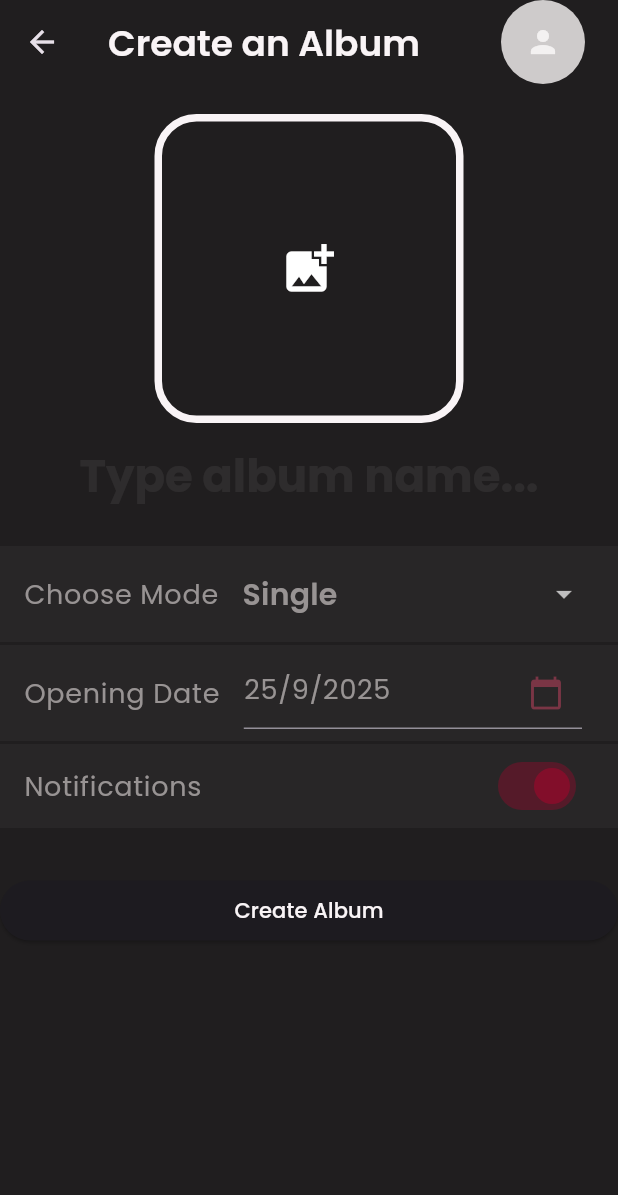
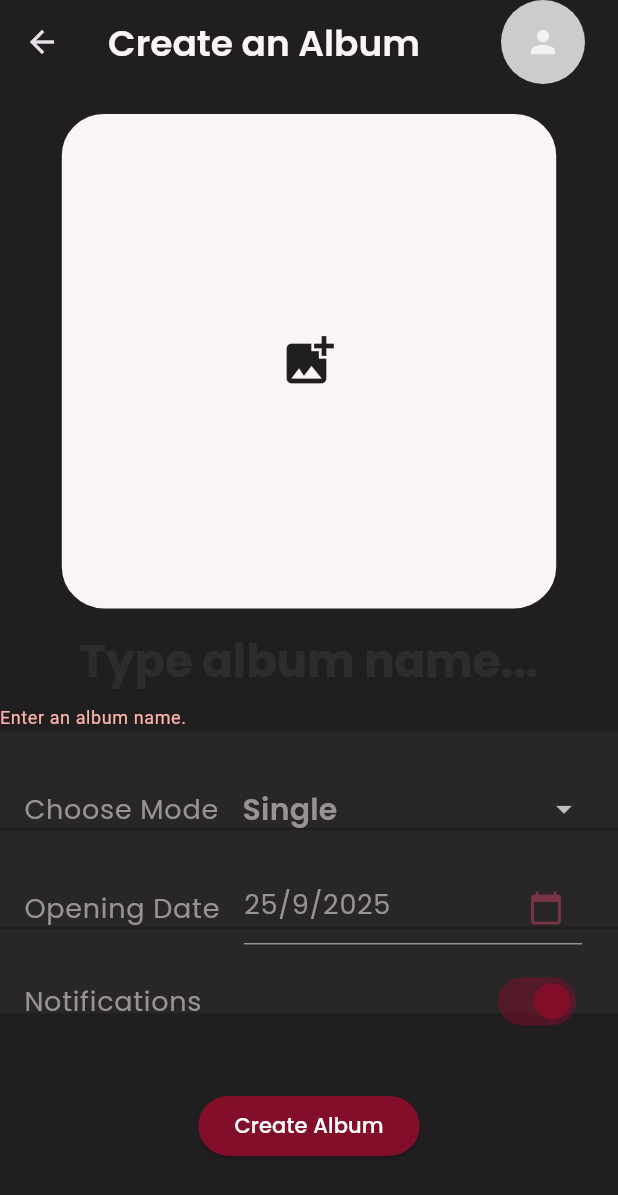
Before and after one commit to censop/back_to_us, a Flutter app: the CreateAlbumScreen screen opened by its route, after a tap on "Create Album", on a phone screen of 412 x 824 dp. Shown: the top 1195 px of the screen. Run offline on Flutter 3.47's test engine with Material 3 defaults, Android fonts, the phone set to English and light mode, and no system bars; our stand-ins replace cloud_firestore, firebase_auth, firebase_core, firebase_storage, image_picker, shared_preferences; accounts and stored records are empty.

Commit message:
create album improvements

```diff
--- a/lib/Services/firebase_service.dart
+++ b/lib/Services/firebase_service.dart
@@ -26,8 +26,9 @@ class FirebaseService {
     }
   }
 
-  static void logOut(BuildContext context) {
-    FirebaseAuth.instance.signOut();
+  static void logOut(BuildContext context) async {
+    await FirebaseAuth.instance.signOut();
+    FirebaseService.currentUser = null;
     Navigator.of(context).pushNamedAndRemoveUntil(
       Routes.welcome,
       (Route<dynamic> route) => false,
@@ -56,21 +57,4 @@ class FirebaseService {
     profilePic.value = url;
 
   }
-
-  /*static void updateProfilePictureUrl(Reference ref) async {
-    final url = await ref.getDownloadURL();
-
-    FirebaseFirestore.instance
-    .collection("users")
-    .doc(FirebaseService.currentUser!.uid)
-    .update({
-      "profilePic" : url,
-    });
-
-    await FirebaseService.getAppUser();
-
-    profilePic.value = url;
-
-    print(url);
-  } */
 }
--- /dev/null
+++ b/lib/models/album.dart
@@ -0,0 +1,61 @@
+import 'package:back_to_us/Models/album_item.dart';
+import 'package:back_to_us/Models/album_mode.dart';
+import 'package:cloud_firestore/cloud_firestore.dart';
+
+//to be improved
+
+class Album {
+  final String id;                  // Firestore doc ID
+  final String name;                // Album name
+  final AlbumMode mode;             // Single / Couple / Friends / Friends+
+  final List<String> members;       // List of UIDs who can access
+  final String coverPath;           // Storage path to cover photo
+  final DateTime openAt;            // When album unlocks
+  final bool notificationsEnabled;  // Notifications toggle
+  final List<AlbumItem> items;      // Album contents
+
+  Album({
+    required this.id,
+    required this.name,
+    required this.mode,
+    required this.members,
+    required this.coverPath,
+    required this.openAt,
+    this.notificationsEnabled = true,
+    this.items = const [],
+  });
+
+  /// Computed property → how long until it opens
+  Duration get timeUntilOpen => openAt.difference(DateTime.now());
+
+  /// Computed property → whether it is currently open
+  bool get isOpen {
+    final now = DateTime.now();
+    return now.isAfter(openAt);
+  }
+
+  factory Album.fromJson(String id, Map<String, dynamic> data, [List<AlbumItem> items = const []]) {
+    return Album(
+      id: id,
+      name: data['name'],
+      mode: AlbumMode.fromName(data['mode']),
+      members: List<String>.from(data['members']),
+      coverPath: data['coverPath'],
+      openAt: (data['openAt'] as Timestamp).toDate(),
+      notificationsEnabled: data['notificationsEnabled'] ?? true,
+      items: items,
+    );
+  }
+
+  Map<String, dynamic> toJson() {
+    return {
+      "id": id,
+      "name": name,
+      "mode": mode.name,
+      "members": members,
+      "coverPath": coverPath,
+      "openAt": openAt,
+      "notificationsEnabled": notificationsEnabled,
+    };
+  }
+}
--- /dev/null
+++ b/lib/models/album_item.dart
@@ -0,0 +1,46 @@
+
+import 'package:cloud_firestore/cloud_firestore.dart';
+//will be improved
+enum AlbumItemType { photo, video, audio, note }
+
+class AlbumItem {
+  final String id;               // Firestore doc ID
+  final String storagePath;      // Firebase Storage path
+  final AlbumItemType type;
+  final String createdBy;        // uid of uploader
+  final DateTime createdAt;
+  final String? caption;         // optional
+
+  AlbumItem({
+    required this.id,
+    required this.storagePath,
+    required this.type,
+    required this.createdBy,
+    required this.createdAt,
+    this.caption,
+  });
+
+  factory AlbumItem.fromMap(String id, Map<String, dynamic> data) {
+    return AlbumItem(
+      id: id,
+      storagePath: data['storagePath'],
+      type: AlbumItemType.values.firstWhere(
+        (e) => e.name == data['type'],
+        orElse: () => AlbumItemType.photo,
+      ),
+      createdBy: data['createdBy'],
+      createdAt: (data['createdAt'] as Timestamp).toDate(),
+      caption: data['caption'],
+    );
+  }
+
+  Map<String, dynamic> toMap() {
+    return {
+      "storagePath": storagePath,
+      "type": type.name,
+      "createdBy": createdBy,
+      "createdAt": createdAt,
+      "caption": caption,
+    };
+  }
+}
--- a/lib/models/album_mode.dart
+++ b/lib/models/album_mode.dart
@@ -1,5 +1,20 @@
+class AlbumMode {
+  final String name;
+  final int maxPeople;
 
-//fill this in
-class AlbumMode {
+  const AlbumMode({required this.name, required this.maxPeople});
 
+  static const single = AlbumMode(name: "single", maxPeople: 1);
+  static const couple = AlbumMode(name: "couple", maxPeople: 2);
+  static const friends = AlbumMode(name: "friends", maxPeople: 5);
+  static const friendsPlus = AlbumMode(name: "friends+", maxPeople: 10);
+
+  static List<AlbumMode> values = [single, couple, friends, friendsPlus];
+
+  static AlbumMode fromName(String? name) {
+    return values.firstWhere(
+      (mode) => mode.name == name,
+      orElse: () => single,
+    );
+  }
 }
--- a/lib/models/app_user.dart
+++ b/lib/models/app_user.dart
@@ -1,4 +1,5 @@
 
+import 'package:back_to_us/Models/album.dart';
 import 'package:cloud_firestore/cloud_firestore.dart';
  //TODO hash password
 class AppUser {
@@ -10,6 +11,7 @@ class AppUser {
     this.albumIds,
     this.profilePic,
     this.isPremium = false,
+    this.albums,
   });
 
   final String username;
@@ -19,6 +21,7 @@ class AppUser {
   final bool isPremium;
   final List<String>? albumIds;
   final Timestamp createdAt;
+  final List<Album>? albums;
 
   //to get user from json
   factory AppUser.fromJson(Map<String, dynamic> json) {
@@ -29,7 +32,8 @@ class AppUser {
       profilePic : json["profilePic"],
       isPremium : json["isPremium"],
       albumIds : json["albumIds"],
-      createdAt: json["createdAt"],
+      createdAt : json["createdAt"],
+      albums : json["albums"],
     );
   }
 
@@ -43,6 +47,7 @@ class AppUser {
     "isPremium" : isPremium,
     "albumIds" : albumIds,
     "createdAt" : createdAt,
+    "albums" : albums
   };
 }
 
--- a/lib/widgets/create_album_screen.dart
+++ b/lib/widgets/create_album_screen.dart
@@ -1,9 +1,19 @@
 
+import 'dart:io';
+
+import 'package:back_to_us/Models/album.dart';
+import 'package:back_to_us/Models/album_mode.dart';
+import 'package:back_to_us/Services/firebase_service.dart';
 import 'package:back_to_us/Services/notifiers.dart';
+import 'package:back_to_us/Widgets/add_members_sheet.dart';
 import 'package:back_to_us/Widgets/custom_profile_picture_displayer.dart';
 import 'package:back_to_us/Widgets/custom_settings_tiles.dart';
+import 'package:back_to_us/Widgets/custom_snackbar.dart';
 import 'package:back_to_us/routes.dart';
+import 'package:cloud_firestore/cloud_firestore.dart';
+import 'package:firebase_storage/firebase_storage.dart';
 import 'package:flutter/material.dart';
+import 'package:image_picker/image_picker.dart';
 
 
 class CreateAlbumScreen extends StatefulWidget {
@@ -14,9 +24,15 @@ class CreateAlbumScreen extends StatefulWidget {
 }
 
 class _CreateAlbumScreenState extends State<CreateAlbumScreen> {
-  /*File? _image;
+  final _formKey = GlobalKey<FormState>();
+
+  //dummy members, logic not implemented yet
+  List<String> members = [];
+
+  File? _image;
   final ImagePicker _imagePicker = ImagePicker();
-  final ref = FirebaseStorage.instance.ref().child("album_covers").child(FirebaseService.currentUser!.uid);*/
+
+  bool _imageLoading = false;
 
   String? selectedMode = "single";
   DateTime selectedDate = DateTime.now();
@@ -90,33 +106,52 @@ class _CreateAlbumScreenState extends State<CreateAlbumScreen> {
           Center(
             child: InkWell(
               borderRadius: BorderRadius.circular(100),
-              onTap: () {
+              onTap: () async {
+                setState(() {
+                  _imageLoading = true;
+                });
+                await _imageFromGallery();
+                setState(() {
+                  _imageLoading = false;
+                });
               },
               child: Container(
-                width: MediaQuery.of(context).size.width * 0.5,
-                height: MediaQuery.of(context).size.width * 0.5,
+                width: MediaQuery.of(context).size.width * 0.8,
+                height: MediaQuery.of(context).size.width * 0.8,
                 decoration: BoxDecoration(
                   border: Border.all(
                     color: Theme.of(context).colorScheme.primary,
                     width: 5
                   ),
                   borderRadius: BorderRadius.circular(28),
+                  color: Theme.of(context).colorScheme.primary,
+                ),
+                child: _image != null
+                ? ClipRRect(
+                  borderRadius: BorderRadius.circular(28),
+                  child: Image.file(
+                    _image!,
+                    fit: BoxFit.fill,
+
+                  ),
+                )
+                : Center(
+                  child: Icon(
+                    Icons.add_photo_alternate,
+                    size: 40,
                     color: Theme.of(context).colorScheme.surface,
                   ),
-                child: Center(
-                  child: Icon(
-                    Icons.add_photo_alternate,
-                    size: 40
-                  ),
                 )
-              ),
+              )
             ),
           ),
           SizedBox(height: 10),
           ValueListenableBuilder(
             valueListenable: darkModeNotifier,
             builder: (context, value, child) {
-              return TextFormField(
+              return Form(
+                key: _formKey,
+                child: TextFormField(
                   controller: _albumNameController,
                   textAlign: TextAlign.center,
                   maxLength: 50,
@@ -132,6 +167,12 @@ class _CreateAlbumScreenState extends State<CreateAlbumScreen> {
                       fontSize: 30,
                       color: darkModeNotifier.value ? const Color.fromARGB(22, 194, 192, 192) :const Color.fromARGB(63, 64, 64, 64) ,
                     )
+                  ),
+                  validator: (value) {
+                    if (value == null || value.isEmpty) {
+                      return "Enter an album name.";
+                    }
+                  },
                 ),
               );
             }
@@ -155,24 +196,40 @@ class _CreateAlbumScreenState extends State<CreateAlbumScreen> {
                       });
                     },
                     decoration: InputDecoration(
-                      border: InputBorder.none, // removes default underline
-                      contentPadding: EdgeInsets.zero, // aligns better
+                      border: InputBorder.none,
+                      contentPadding: EdgeInsets.zero,
                     ),
                   ),
                 ),
               ],
             ),
           ),
-          //add members if it is not solo
-          /*AnimatedSwitcher(
+          //fix the color issue with this
+          ValueListenableBuilder(
+            valueListenable: darkModeNotifier,
+            builder: (context, value, child) {
+              return AnimatedSwitcher(
+                key: ValueKey(selectedMode),
                 duration: Duration(milliseconds: 1),
                 child: selectedMode != "single" ?
                 CustomSettingsTiles(
+                  key: ValueKey(selectedMode),
                   title: "Add Members",
-              onPressed: () {},
+                  onPressed: () {
+                    showModalBottomSheet(
+                      context: context,
+                      builder: (context) {
+                        return AddMembersSheet();
+                      }
+                    );
+                  },
+                  trailing: Text("${members.length +1}/${AlbumMode.fromName(selectedMode).maxPeople}"),
+                  color: value ? const Color.fromARGB(63, 64, 64, 64) : const Color.fromARGB(24, 143, 142, 142)
                 ) :
                 SizedBox(height: 0)
-          ) */
+              );
+            }
+          ),
           CustomSettingsTiles(
             leading: Text(
               "Opening Date",
@@ -205,51 +262,39 @@ class _CreateAlbumScreenState extends State<CreateAlbumScreen> {
             ),
           ),
           SizedBox(height: 30,),
-          ElevatedButton(
-            onPressed: () {},
-            child: Text("Create Album"),
+          Center(
+            child: ElevatedButton(
+              style: ElevatedButton.styleFrom(
+                backgroundColor:const Color.fromARGB(255, 130, 14, 42),
               ),
-
+              onPressed: createAlbum,
+              child: Text(
+                "Create Album",
+                style: TextStyle(
+                  color: Colors.white,
+                )
+              ),
+            ),
+          ),
         ],
       )
     );
   }
 
-/*
-  void _addAlbumCover() {
-
-  }
-
-  void _imageFromGallery() async {
+  Future<void> _imageFromGallery() async {
     final pickedFile = await _imagePicker.pickImage(source: ImageSource.gallery);
 
     if (pickedFile != null){
       try {
+        setState(() {
          _image = File(pickedFile.path);
-        await ref.putFile(_image!);
-        _updateProfilePictureUrl();
+        });
       } catch (e) {
         print("Error uploading image: $e");
       }
     }
   }
 
-  void _updateProfilePictureUrl() async {
-    final url = await ref.getDownloadURL();
-
-    FirebaseFirestore.instance
-    .collection("users")
-    .doc(FirebaseService.currentUser!.uid)
-    .update({
-      "profilePic" : url,
-    });
-
-    await FirebaseService.getAppUser();
-
-    profilePic.value = url;
-
-    print(url);
-  } */
   Future<void> _pickDate() async {
     DateTime? pickedDate = await showDatePicker(
       context: context,
@@ -267,4 +312,69 @@ class _CreateAlbumScreenState extends State<CreateAlbumScreen> {
   String dateToString(DateTime date) {
     return "${date.day}/${date.month}/${date.year}";
   }
+
+  AlbumMode stringToAlbumMode(value) {
+    switch (value) {
+      case "single":
+        return AlbumMode.single;
+      case "couple":
+        return AlbumMode.couple;
+      case "friends":
+        return AlbumMode.friends;
+      case "friends+":
+        return AlbumMode.friendsPlus;
+      default:
+        return AlbumMode.single;
     }
+  }
+
+  void createAlbum() async {
+
+    if (_formKey.currentState!.validate()) {
+      final String uid = FirebaseService.currentUser!.uid;
+        final albumRef = FirebaseFirestore.instance
+          .collection("users")
+          .doc(uid)
+          .collection("albums")
+          .doc();
+
+        final albumId = albumRef.id;
+
+        String coverUrl = "";
+
+        if (_image != null) {
+          try {
+            final coverRef = FirebaseStorage.instance
+              .ref()
+              .child("albums")
+              .child(uid)
+              .child(albumId)
+              .child("album_cover");
+              await coverRef.putFile(_image!);
+              coverUrl = await coverRef.getDownloadURL();
+          }
+          catch (e) {
+            print(e);
+          }
+        }
+      await albumRef.set({
+        "id": albumId,
+        "mode": selectedMode,
+        "name": _albumNameController.text,
+        "openAt": Timestamp.fromDate(selectedDate),
+        "notificationsEnabled": notificationsOn,
+        "coverPath": coverUrl,
+        "members": members,
+      });
+
+      ScaffoldMessenger.of(context).showSnackBar(
+        customSnackbar(
+          content: Text("Album is created successfully."),
+          backgroundColor: Theme.of(context).colorScheme.primary
+        )
+      );
+
+      Navigator.of(context).pop();
+    }
+  }
+}
--- a/lib/widgets/custom_settings_tiles.dart
+++ b/lib/widgets/custom_settings_tiles.dart
@@ -9,6 +9,7 @@ class CustomSettingsTiles extends StatelessWidget {
     this.mainWidget,
     this.leading,
     this.trailing,
+    this.color
   });
 
   final void Function()? onPressed;
@@ -16,13 +17,14 @@ class CustomSettingsTiles extends StatelessWidget {
   final Widget? leading;
   final Widget? trailing;
   final Widget? mainWidget;
+  final Color? color;
 
   @override
   Widget build(BuildContext context) {
     return Padding(
       padding: const EdgeInsets.symmetric(vertical: 1),
       child: ListTile(
-        tileColor: darkModeNotifier.value ? const Color.fromARGB(63, 64, 64, 64) : const Color.fromARGB(24, 143, 142, 142),
+        tileColor: color ?? (darkModeNotifier.value ? const Color.fromARGB(63, 64, 64, 64) : const Color.fromARGB(24, 143, 142, 142)),
         leading: leading,
         title: title != null ? Text(
           title!,
```
Also changed, not shown: lib/widgets/add_members_sheet.dart (added, +31 -0 lines), lib/widgets/album_grid_item.dart (added, +10 -0 lines), lib/widgets/profile_drawer.dart (deleted, +0 -15 lines). Lines whose indentation alone changed are shown as unchanged.
